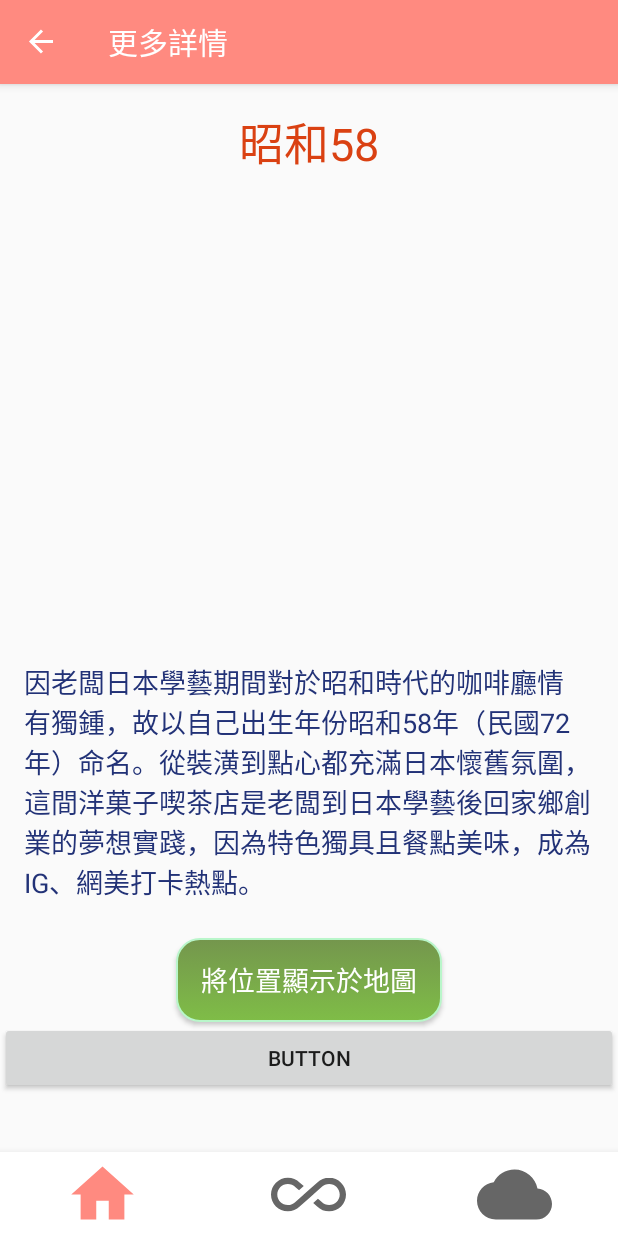
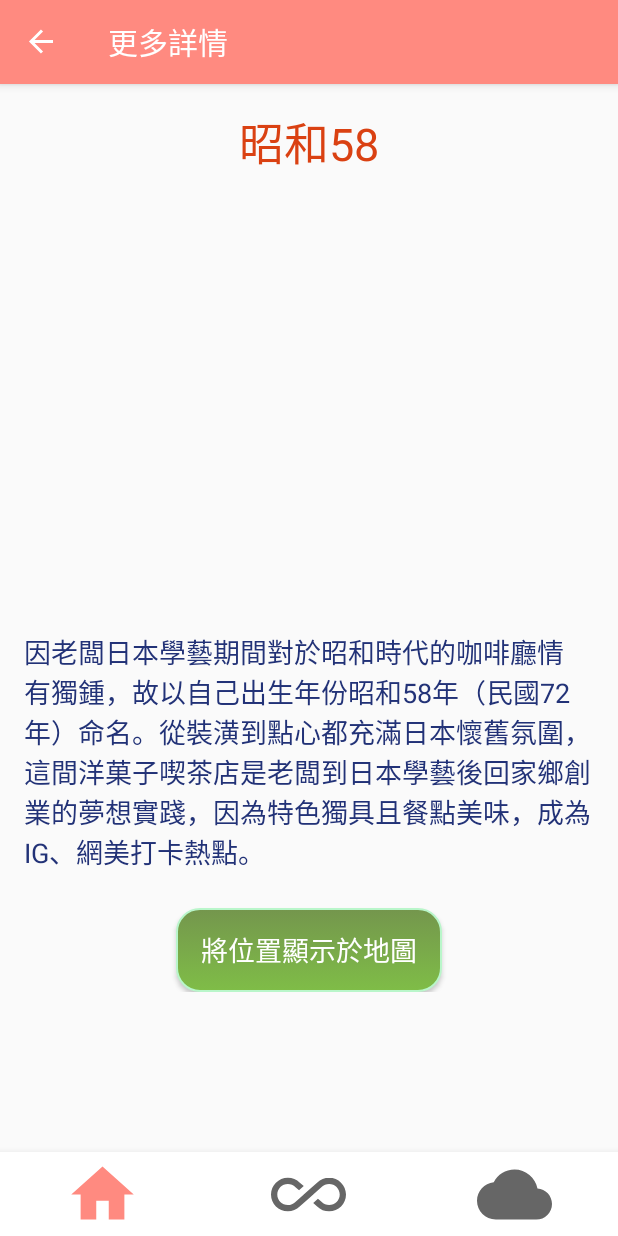
Before and after one commit to edwina1114/FinalProject, an Android app: the screen it shows after launch (MainActivity), after a tap on "昭和58", on a phone screen of 412 x 824 dp. Run offline under Robolectric (Android 15) with nearby library versions, the phone set to English and light mode, and no system bars; our stand-ins replace Room's generated code, data binding, navigation-ui; pictures from the network do not load; 2 statements that could not run were skipped.

```diff
--- a/app/src/debug/res/values/google_maps_api.xml
+++ b/app/src/debug/res/values/google_maps_api.xml
@@ -4,7 +4,7 @@
 
     To get one, follow this link, follow the directions and press "Create" at the end:
 
-    https://console.developers.google.com/flows/enableapi?apiid=maps_android_backend&keyType=CLIENT_SIDE_ANDROID&r=8A:A8:12:99:8B:05:68:F0:15:F3:35:69:88:67:2C:85:A5:38:44:80%3Bcom.example.test
+    https://console.developers.google.com/flows/enableapi?apiid=maps_android_backend&keyType=CLIENT_SIDE_ANDROID&r=18:F7:F1:89:45:A4:07:0E:3F:87:0B:F1:D2:F6:96:0A:56:14:C5:5E%3Bcom.example.test
 
     You can also add your credentials to an existing key, using these values:
 
@@ -12,7 +12,7 @@
     com.example.test
 
     SHA-1 certificate fingerprint:
-    8A:A8:12:99:8B:05:68:F0:15:F3:35:69:88:67:2C:85:A5:38:44:80
+    18:F7:F1:89:45:A4:07:0E:3F:87:0B:F1:D2:F6:96:0A:56:14:C5:5E
 
     Alternatively, follow the directions here:
     https://developers.google.com/maps/documentation/android/start#get-key
@@ -20,5 +20,5 @@
     Once you have your key (it starts with "AIza"), replace the "google_maps_key"
     string in this file.
     -->
-    <string name="google_maps_key" templateMergeStrategy="preserve" translatable="false">AIzaSyCHTcsekW_3V9wUgUwnokkO8OuKZxNjXgE</string>
+    <string name="google_maps_key" templateMergeStrategy="preserve" translatable="false">AIzaSyBJ9nshMdHNb0FXzs2g2YJviW7Hj4MvZ6g</string>
 </resources>
--- a/app/src/main/res/layout/fragment_detail.xml
+++ b/app/src/main/res/layout/fragment_detail.xml
@@ -34,8 +34,8 @@
 
             <ImageView
                 android:id="@+id/image_pic"
-                android:layout_width="350dp"
-                android:layout_height="300dp"
+                android:layout_width="320dp"
+                android:layout_height="280dp"
                 android:layout_gravity="center_horizontal"
                 android:layout_marginTop="8dp"
                 android:scaleType="centerCrop"
@@ -64,11 +64,6 @@
                 android:textColor="#FFFFFF"
                 android:textSize="18sp" />
 
-            <Button
-                android:id="@+id/weatherButton"
-                android:layout_width="match_parent"
-                android:layout_height="wrap_content"
-                android:text="Button" />
 
         </LinearLayout>
     </androidx.core.widget.NestedScrollView>
--- a/app/src/main/res/menu/action_menu.xml
+++ b/app/src/main/res/menu/action_menu.xml
@@ -15,4 +15,5 @@
         app:showAsAction="always" />
 
 
+
 </menu>
```
Also changed, not shown: app/build.gradle (+10 -5 lines), app/src/main/AndroidManifest.xml (+13 -2 lines), app/src/main/java/com/example/test/fragments/MapFragment.kt (+11 -7 lines).
